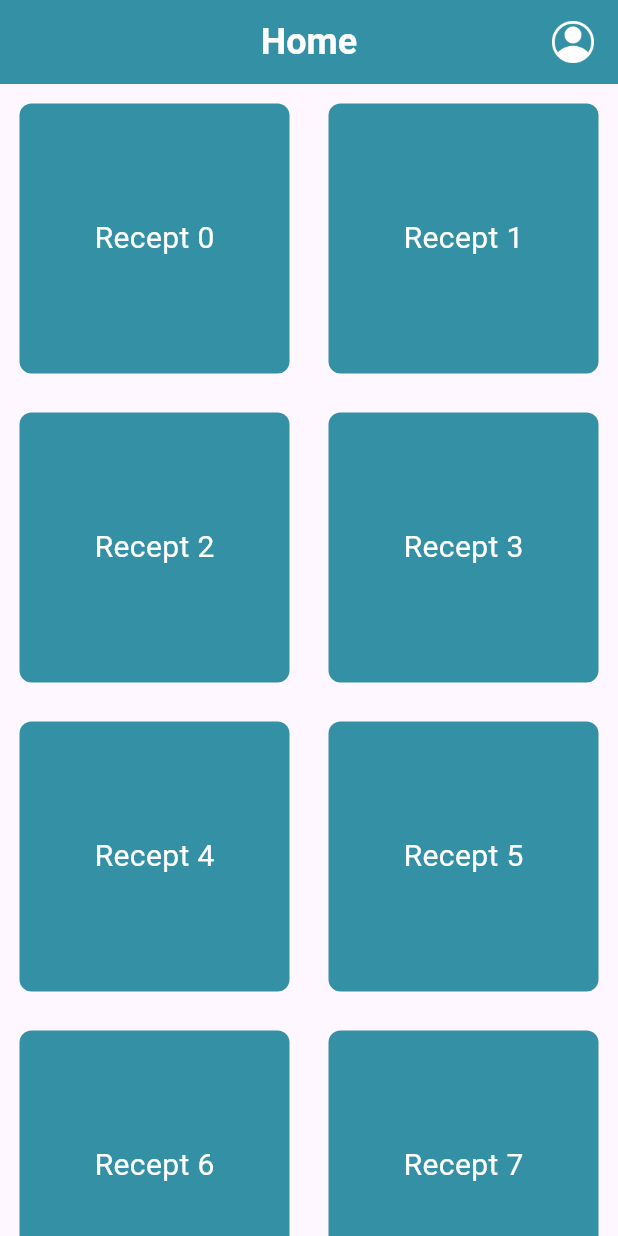
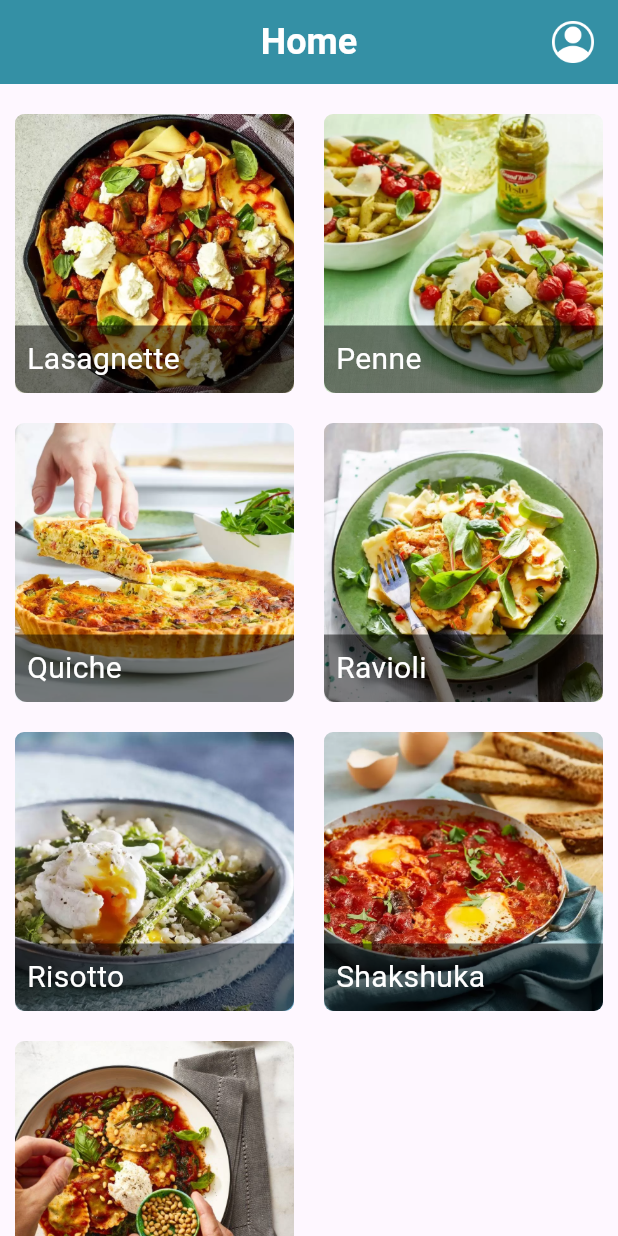
Before and after one commit to PeekingBad/RecipesApp, a Flutter app: the screen it shows after launch, on a phone screen of 412 x 824 dp. Run offline on Flutter 3.47's test engine with Material 3 defaults, Android fonts, the phone set to English and light mode, and no system bars; Roboto replaces fonts that are missing (Poppins).

Commit message:
build - RecipeModel + Images added

```diff
--- /dev/null
+++ b/lib/components/gridimages.dart
@@ -0,0 +1,41 @@
+class RecipeModel {
+  String recipeName;
+  String recipeImage;
+
+  RecipeModel({required this.recipeName, required this.recipeImage});
+
+  static List<RecipeModel> getRecipe() {
+    List<RecipeModel> recipe = [];
+
+    recipe.add(RecipeModel(
+      recipeName: 'Lasagnette',
+      recipeImage: 'assets/images/lasagnette.png',
+    ));
+    recipe.add(RecipeModel(
+      recipeName: 'Penne',
+      recipeImage: 'assets/images/penne.png',
+    ));
+    recipe.add(RecipeModel(
+      recipeName: 'Quiche',
+      recipeImage: 'assets/images/quiche.png',
+    ));
+    recipe.add(RecipeModel(
+      recipeName: 'Ravioli',
+      recipeImage: 'assets/images/ravioli.png',
+    ));
+    recipe.add(RecipeModel(
+      recipeName: 'Risotto',
+      recipeImage: 'assets/images/risotto.png',
+    ));
+    recipe.add(RecipeModel(
+      recipeName: 'Shakshuka',
+      recipeImage: 'assets/images/shakshuka.png',
+    ));
+    recipe.add(RecipeModel(
+      recipeName: 'tomato ravioli',
+      recipeImage: 'assets/images/tomatoravioli.jpg',
+    ));
+
+    return recipe;
+  }
+}
--- a/lib/main.dart
+++ b/lib/main.dart
@@ -18,7 +18,7 @@ class MyApp extends StatelessWidget {
         fontFamily: 'Poppins',
         useMaterial3: true,
       ),
-      home: const Homepage(),
+      home: Homepage(),
     );
   }
 }
--- a/lib/screens/homepage.dart
+++ b/lib/screens/homepage.dart
@@ -1,44 +1,80 @@
+import 'package:cookbook/components/gridimages.dart';
 import 'package:flutter/material.dart';
 import '../constants.dart';
+import '../screens/recipepage.dart';
 
-class Homepage extends StatefulWidget {
-  const Homepage({Key? key}) : super(key: key);
+class Homepage extends StatelessWidget {
+   Homepage({Key? key}) : super(key: key);
+
+
+  List<RecipeModel> recipes = [];
+
+   void _getRecipes(){
+    recipes = RecipeModel.getRecipe();
+   }
 
   @override
-  State<Homepage> createState() => _HomepageState();
-}
-
-class _HomepageState extends State<Homepage> {
-  @override
-  Widget build(BuildContext context) {
+Widget build(BuildContext context) {
+    _getRecipes();
     return Scaffold(
       appBar: appBar(),
       body: GridView.builder(
-        itemCount: 10,
-        gridDelegate: SliverGridDelegateWithFixedCrossAxisCount(
+        itemCount: recipes.length,
+        gridDelegate: const SliverGridDelegateWithFixedCrossAxisCount(
           crossAxisCount: 2,
         ),
         itemBuilder: (BuildContext context, int index) {
-          return GridTile(
-            child:
-          Padding(
-            padding: const EdgeInsets.all(13),
-            child: Container(
-              decoration: BoxDecoration(
-                borderRadius: BorderRadius.circular(8.0),
-              color: turqoise,
+          return GestureDetector(
+            onTap: () {
+              // Navigeer naar de volgende pagina wanneer op een item wordt geklikt
+              Navigator.push(
+                context,
+                MaterialPageRoute(
+                    builder: (context) =>
+                        const RecipePage()), // Vervang NextPage door de naam van je volgende pagina
+              );
+            },
+            child: Padding(
+              padding: const EdgeInsets.only(left: 10, right: 10, top: 20),
+              child: Stack(
+                children: [
+                  // Image
+                  Container(
+                    decoration: BoxDecoration(
+                      borderRadius: BorderRadius.circular(6.0),
+                      image: DecorationImage(
+                        image: AssetImage(recipes[index].recipeImage),
+                        fit: BoxFit.cover,
+                      ),
+                    ),
+                  ),
+                  // Tekst overlay
+                  Positioned(
+                    left: 0,
+                    right: 0,
+                    bottom: 0,
+                    child: Container(
+                      decoration: BoxDecoration(
+                        borderRadius: const BorderRadius.only(
+                          bottomLeft: Radius.circular(8.0),
+                          bottomRight: Radius.circular(8.0),
+                        ),
+                        color: Colors.black
+                            .withOpacity(0.5), // Zwarte overlay met opacity
+                      ),
+                      padding: EdgeInsets.all(8.0),
+                      child: Text(
+                        recipes[index].recipeName,
+                        style: const TextStyle(
+                          color: Colors.white,
+                          fontSize: 20,
+                        ),
+                      ),
+                    ),
+                  ),
+                ],
               ),
-              child: Center(
-                child: Text(
-                  'Recept $index',
-                  style: TextStyle(
-                    color: Colors.white,
-                    fontSize: 20
-                  ),
-                ),
-                ),
             ),
-          ),
           );
         },
       ),
--- a/lib/screens/recipepage.dart
+++ b/lib/screens/recipepage.dart
@@ -1 +1,19 @@
 import "package:flutter/material.dart";
+
+class RecipePage extends StatefulWidget {
+  const RecipePage({super.key});
+
+  @override
+  State<RecipePage> createState() => _RecipePageState();
+}
+
+class _RecipePageState extends State<RecipePage> {
+  @override
+  Widget build(BuildContext context) {
+    return Scaffold(
+      body: Container(
+        child: Text('Hello world'),
+      ),
+    );
+  }
+}
```
Also changed, not shown: pubspec.yaml (+8 -0 lines), assets/images/lasagnette.png (added), assets/images/penne.png (added), assets/images/quiche.png (added), assets/images/ravioli.png (added), assets/images/risotto.png (added), assets/images/shakshuka.png (added), assets/images/tomatoravioli.jpg (added).
